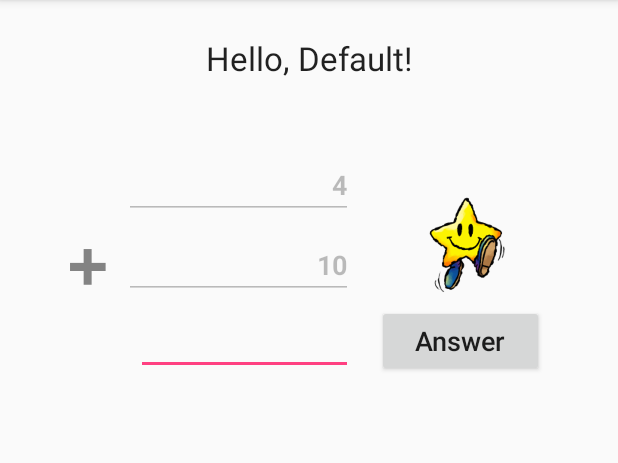
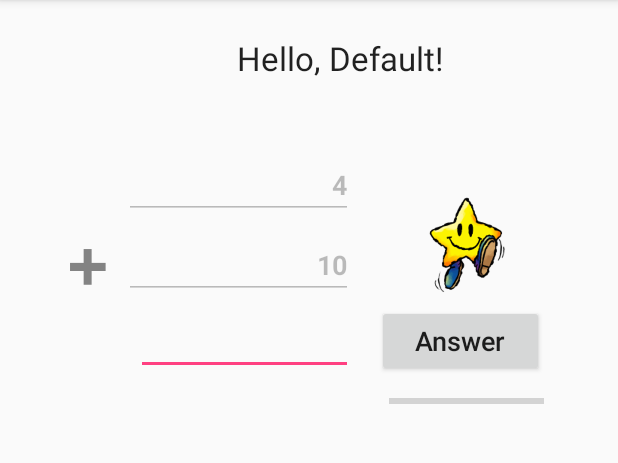
Before and after one commit to blackjackshellac/MathFlashCrashTestDummy, an Android app: the screen it shows after launch (MainActivity), in the options menu, after a tap on "Default user", on a phone screen of 412 x 824 dp, the part 84-547 px from its top. Run offline under Robolectric (Android 15) with nearby library versions, the light colour scheme and no system bars.

Commit message:
* record user results (correct, incorrect and store incorrect parameters for retesting) * added ProgressBar for displaying progress

```diff
--- a/app/src/main/java/com/oneguycoding/mathflashcrashtestdummy/MainActivity.java
+++ b/app/src/main/java/com/oneguycoding/mathflashcrashtestdummy/MainActivity.java
@@ -15,6 +15,7 @@ import android.view.View;
 import android.view.inputmethod.EditorInfo;
 import android.widget.ArrayAdapter;
 import android.widget.ImageView;
+import android.widget.ProgressBar;
 import android.widget.Spinner;
 import android.widget.TextView;
 import android.widget.Toast;
@@ -39,10 +40,12 @@ public class MainActivity extends AppCompatActivity {
 	private TextView num1, num2, num3;
 	private TextView message;
     private ImageView response;
+	private ProgressBar progressBar;
 
 	private final Map<String,UserData> userMap;
 	private UserData userData;
 	private String curUser;
+	private UserResults userResults;
 
 	public MainActivity() {
 		userMap = new HashMap<String,UserData>();
@@ -94,7 +97,12 @@ public class MainActivity extends AppCompatActivity {
 			}
 		);
 
+		userResults = new UserResults();
+
 		setupNumbers();
+
+		progressBar = (ProgressBar) findViewById(R.id.progressBar);
+		progressBar.setMax(50);
 
 	}
 
@@ -131,6 +139,9 @@ public class MainActivity extends AppCompatActivity {
 
 		String name = null;
 		switch(item.getItemId()) {
+			case R.id.reset_user:
+				resetUser();
+				break;
 			case R.id.create_user:
 				createUser();
 				break;
@@ -204,6 +215,11 @@ public class MainActivity extends AppCompatActivity {
 	    setupFocus();
 
 	    message.setText("");
+    }
+
+    public void resetUser() {
+	    progressBar.setProgress(0);
+	    userResults.reset();
     }
 
     public void createUser() {
@@ -282,8 +298,12 @@ public class MainActivity extends AppCompatActivity {
             response.setImageResource(R.drawable.mushroom_good);
             setupNumbers();
 	        message.setText(getResources().getString(R.string.msg_correct, nanswer));
+
+	        userResults.correct();
+	        progressBar.setProgress(userResults.getnCorrect());
         } else {
 	        try {
+		        userResults.wrong(numberOperation.op, numberOperation.nums());
 		        message.setText(getResources().getString(R.string.msg_incorrect, nanswer));
                 response.setImageResource(R.drawable.mushroom_wrong);
 		        setupFocus();
--- a/app/src/main/java/com/oneguycoding/mathflashcrashtestdummy/NumberOperation.java
+++ b/app/src/main/java/com/oneguycoding/mathflashcrashtestdummy/NumberOperation.java
@@ -41,6 +41,10 @@ public class NumberOperation implements Serializable {
         return nums;
     }
 
+    public LongPair nums() {
+        return nums;
+    }
+
     boolean isAnswer(long answer) {
         return answer == ans;
     }
--- /dev/null
+++ b/app/src/main/java/com/oneguycoding/mathflashcrashtestdummy/UserResults.java
@@ -0,0 +1,64 @@
+package com.oneguycoding.mathflashcrashtestdummy;
+
+import java.util.ArrayList;
+import java.util.HashMap;
+import java.util.Iterator;
+import java.util.List;
+import java.util.Map;
+import java.util.Stack;
+
+/**
+ * Created by steeve on 13/09/17.
+ */
+
+public class UserResults {
+	int nCorrect;
+	int nWrong;
+	Map<Operation, Stack<LongPair>> retryMap;
+
+	UserResults() {
+		nCorrect = 0;
+		nWrong = 0;
+		retryMap = new HashMap<Operation, Stack<LongPair>>();
+	}
+
+	private void setRetry(Operation op, LongPair nums) {
+		Stack<LongPair> retryStack = retryMap.get(op);
+		if (retryStack == null) {
+			retryStack = new Stack<LongPair>();
+			retryMap.put(op, retryStack);
+		}
+		retryStack.push(nums);
+	}
+
+	public void correct() {
+		nCorrect += 1;
+	}
+
+	public void wrong(Operation op, LongPair nums) {
+		nWrong += 1;
+		setRetry(op, nums);
+	}
+
+	public boolean hasNext(Operation op) {
+		return false;
+	}
+
+	public LongPair next(Operation op) {
+		Stack<LongPair> retryStack = retryMap.get(op);
+		return retryStack == null ? null : retryStack.pop();
+	}
+
+	public int getnCorrect() {
+		return nCorrect;
+	}
+
+	public void reset() {
+		nWrong = 0;
+		nCorrect = 0;
+		for (Operation op : retryMap.keySet()) {
+			Stack<LongPair> stack = retryMap.get(op);
+			stack.empty();
+		}
+	}
+}
--- a/app/src/main/res/layout/activity_main.xml
+++ b/app/src/main/res/layout/activity_main.xml
@@ -14,20 +14,22 @@
 
             <TextView
                 android:id="@+id/text_message"
-                android:layout_width="wrap_content"
+                android:layout_width="0dp"
                 android:layout_height="wrap_content"
-                android:layout_marginBottom="16dp"
+                android:layout_marginBottom="8dp"
+                android:layout_marginEnd="8dp"
                 android:layout_marginLeft="8dp"
                 android:layout_marginRight="8dp"
-                android:layout_marginTop="16dp"
+                android:layout_marginStart="8dp"
                 android:text="@string/text_message"
+                android:textAlignment="center"
                 android:textAppearance="@android:style/TextAppearance.Material.Large"
                 app:layout_constraintBottom_toTopOf="@+id/guideline"
-                app:layout_constraintLeft_toLeftOf="parent"
-                app:layout_constraintRight_toRightOf="parent"
+                app:layout_constraintLeft_toLeftOf="@+id/guideline3"
+                app:layout_constraintRight_toLeftOf="@+id/guideline4"
                 app:layout_constraintTop_toTopOf="parent"
-                android:layout_marginStart="8dp"
-                android:layout_marginEnd="8dp" />
+                android:layout_marginTop="8dp"
+                app:layout_constraintHorizontal_bias="0.0"/>
 
             <EditText
                 android:id="@+id/number1"
@@ -149,6 +151,20 @@
                 android:id="@+id/guideline4"
                 app:layout_constraintGuide_percent=".9"
                 android:orientation="vertical"/>
+
+            <ProgressBar
+                android:id="@+id/progressBar"
+                style="?android:attr/progressBarStyleHorizontal"
+                android:layout_width="0dp"
+                android:layout_height="wrap_content"
+                android:progressTint="@android:color/holo_blue_bright"
+                android:visibility="visible"
+                app:layout_constraintRight_toLeftOf="@+id/guideline4"
+                android:layout_marginRight="8dp"
+                android:layout_marginLeft="8dp"
+                app:layout_constraintLeft_toLeftOf="@+id/guideline2"
+                android:layout_marginTop="8dp"
+                app:layout_constraintTop_toBottomOf="@+id/sendAnswer"/>
         </android.support.constraint.ConstraintLayout>
 
 </LinearLayout>
--- a/app/src/main/res/menu/main_menu.xml
+++ b/app/src/main/res/menu/main_menu.xml
@@ -1,6 +1,9 @@
 <?xml version="1.0" encoding="utf-8"?>
 <menu xmlns:app="http://schemas.android.com/apk/res-auto"
       xmlns:android="http://schemas.android.com/apk/res/android">
+    <item
+        android:id="@+id/reset_user"
+        android:title="@string/menu_reset_user"/>
     <item
         android:id="@+id/create_user"
         android:title="@string/menu_user_create"></item>
--- a/app/src/main/res/values/strings.xml
+++ b/app/src/main/res/values/strings.xml
@@ -27,4 +27,5 @@
     <string name="msg_correct">%1$d is correct!</string>
     <string name="msg_incorrect">%1$d is incorrect!</string>
     <string name="msg_number_long">%1$d</string>
+    <string name="menu_reset_user">Reset</string>
 </resources>
```
Also changed, not shown: 1 other file.
